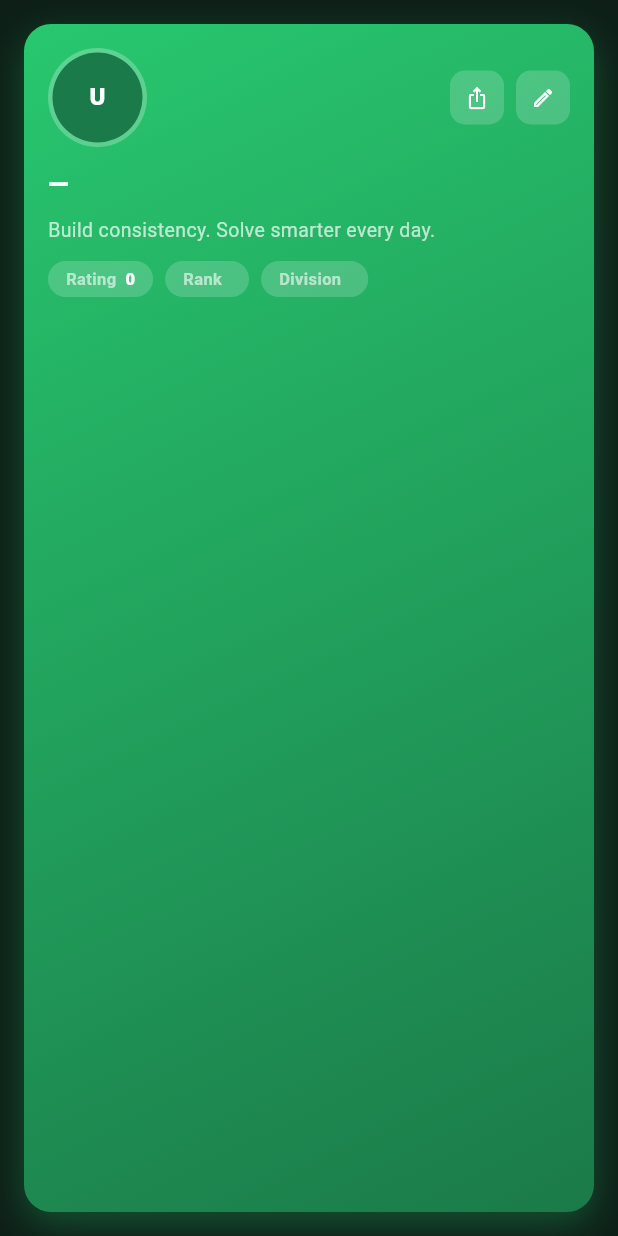
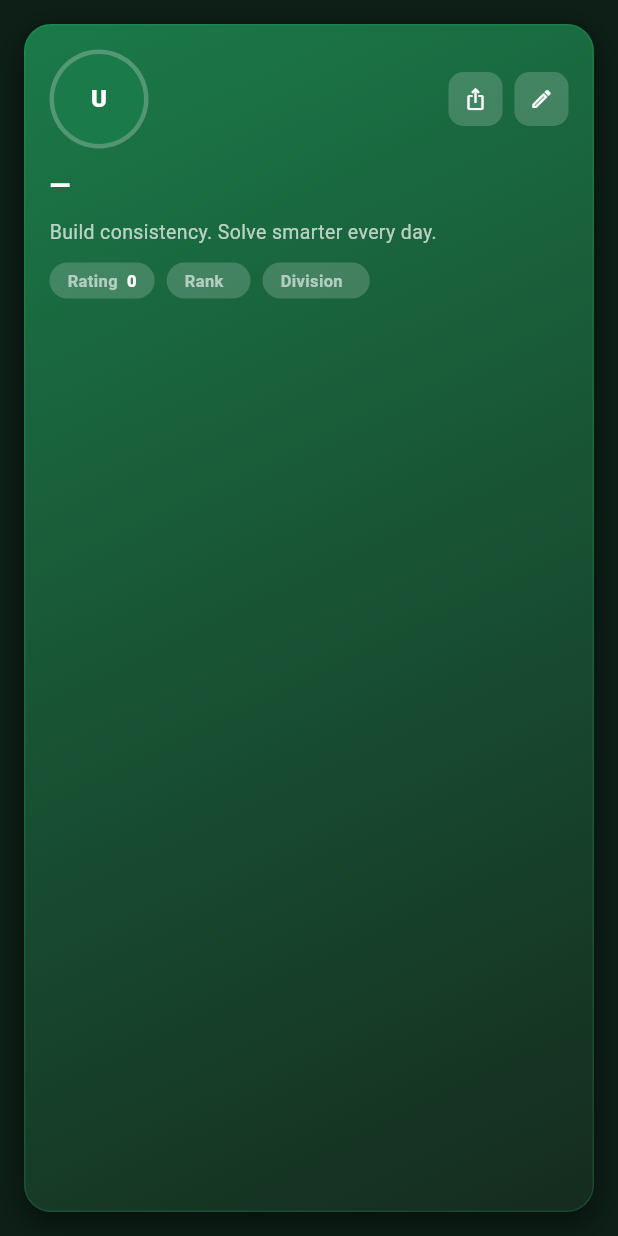
Before and after one commit to Bereke1t2/cpd-hub, a Flutter app: the _HeroHeader widget shown alone on an empty page, opened directly with empty values, on a phone screen of 412 x 824 dp. Run offline on Flutter 3.47's test engine with Material 3 defaults, Android fonts, the phone set to English and light mode, and no system bars; our stand-ins replace bloc, dartz, dio, equatable, flutter_bloc, flutter_markdown and 5 more; accounts and stored records are empty.

Commit message:
style(profile): tone down hero box contrast
Both profile/user-detail hero boxes used a bright green gradient and a
strong green glow that popped far brighter than the surrounding dark
cards. Use a muted primaryDark -> surface gradient with a soft neutral
shadow so the box sits in the same tonal range as the rest of the page.

Co-Authored-By: Claude Opus 4.8 (1M context) <noreply@anthropic.com>

```diff
--- a/lib/future/main/presentation/page/profile_page.dart
+++ b/lib/future/main/presentation/page/profile_page.dart
@@ -206,17 +206,20 @@ class _HeroHeader extends StatelessWidget {
       margin: const EdgeInsets.all(AppDimens.lg),
       padding: const EdgeInsets.all(AppDimens.lg),
       decoration: BoxDecoration(
+        // Muted deep-green → surface so the box sits in the same tonal range
+        // as the cards below instead of glowing brighter than everything else.
         gradient: const LinearGradient(
-          colors: [_green, UiConstants.primaryDark],
+          colors: [UiConstants.primaryDark, _surface],
           begin: Alignment.topLeft,
           end: Alignment.bottomRight,
         ),
         borderRadius: AppDimens.brLg,
-        boxShadow: [
+        border: Border.all(color: _green.withValues(alpha: 0.18)),
+        boxShadow: const [
           BoxShadow(
-            color: _green.withValues(alpha: 0.30),
-            blurRadius: 20,
-            offset: const Offset(0, 8),
+            color: UiConstants.shadowColor,
+            blurRadius: 16,
+            offset: Offset(0, 6),
           ),
         ],
       ),
```
Also changed, not shown: lib/future/main/presentation/page/user_details_page.dart (+7 -5 lines).
